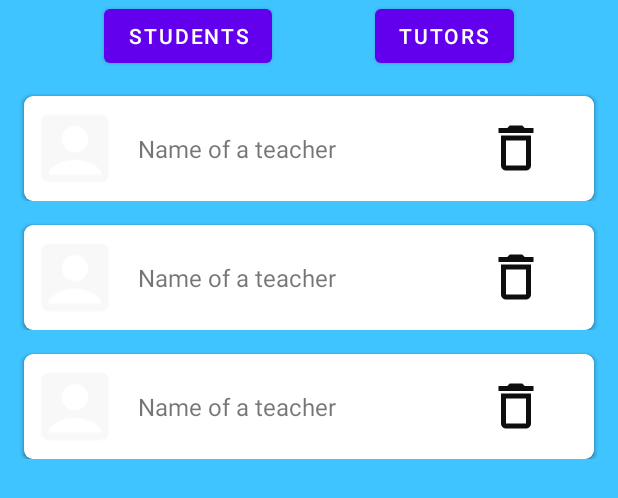
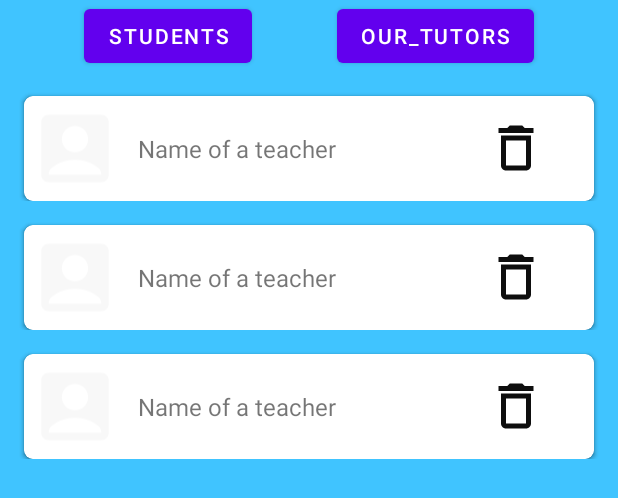
Before and after one commit to ralfiz-ash/Elegant_App, an Android app: the layout fragment_alumni.xml on its own in the app's theme, with its tools: preview values and no code run, on a phone screen of 412 x 824 dp. Shown: the top 498 px of the screen. Run offline under Robolectric (Android 15) with nearby library versions, the phone set to English and light mode, and no system bars; Roboto replaces fonts that are not available here.

Commit message:
button text changed

```diff
--- a/app/src/main/res/layout/fragment_alumni.xml
+++ b/app/src/main/res/layout/fragment_alumni.xml
@@ -20,7 +20,7 @@
         android:id="@+id/buttonTutor"
         android:layout_width="wrap_content"
         android:layout_height="wrap_content"
-        android:text="Tutors"
+        android:text="Our_Tutors"
         app:layout_constraintEnd_toEndOf="parent"
         app:layout_constraintTop_toTopOf="parent"
         app:layout_constraintStart_toEndOf="@+id/buttonStudent" />
```
